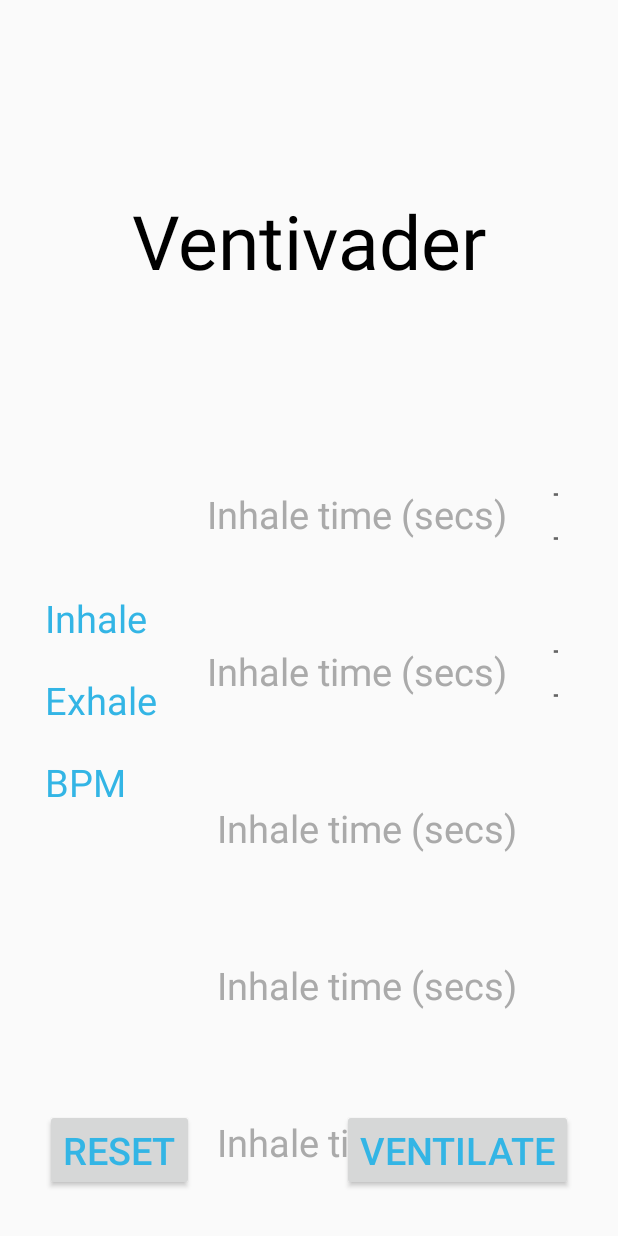
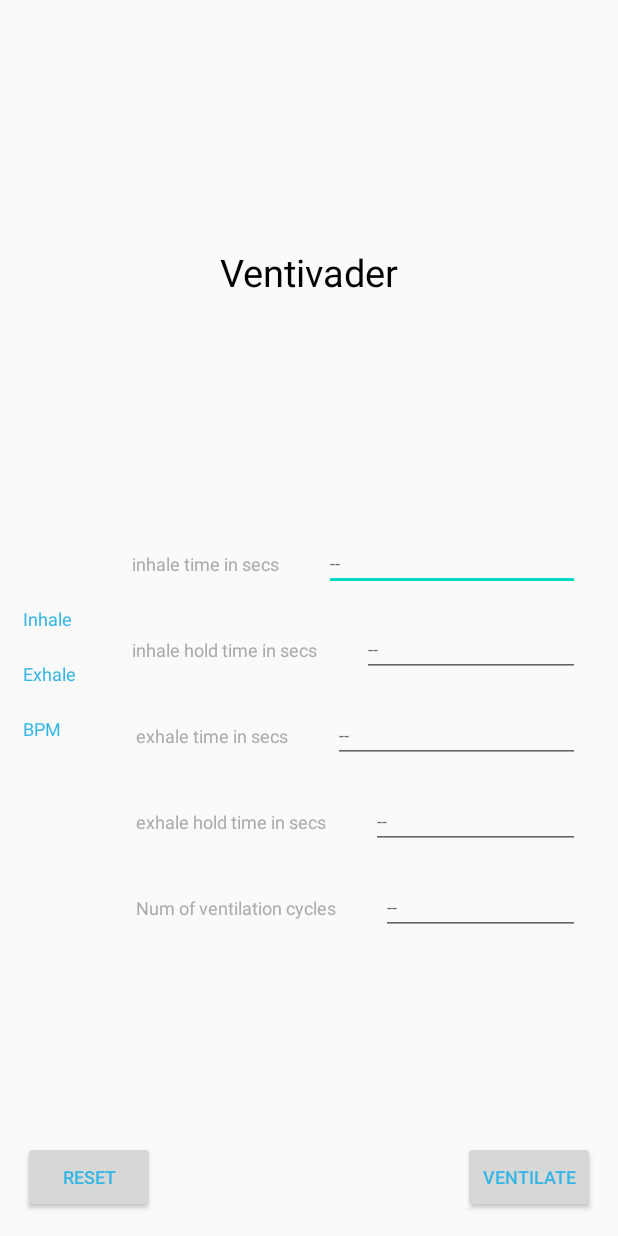
Before and after one commit to ventivader/ventivader-android, an Android app: the MainActivity screen opened directly, with no data from a screen before it, on a phone screen of 412 x 824 dp. Run offline under Robolectric (Android 15) with nearby library versions, the phone set to English and light mode, and no system bars; 9 statements that could not run were skipped.

Commit message:
Just some string extractions

```diff
--- a/app/src/main/AndroidManifest.xml
+++ b/app/src/main/AndroidManifest.xml
@@ -5,9 +5,8 @@
     <uses-permission android:name="android.permission.BLUETOOTH"/>
     <uses-permission android:name="android.permission.BLUETOOTH_ADMIN"/>
 
-    <!-- If your app targets Android 9 or lower, you can declare
-         ACCESS_COARSE_LOCATION instead. -->
     <uses-permission android:name="android.permission.ACCESS_FINE_LOCATION" />
+    <uses-permission android:name="android.permission.ACCESS_COARSE_LOCATION" />
 
     <uses-feature android:name="android.hardware.bluetooth_le" android:required="true"/>
 
--- a/app/src/main/java/com/ventivader/ui/mainscreen/MainActivity.kt
+++ b/app/src/main/java/com/ventivader/ui/mainscreen/MainActivity.kt
@@ -7,8 +7,7 @@ import android.os.Bundle
 import androidx.activity.viewModels
 import androidx.appcompat.app.AppCompatActivity
 import androidx.lifecycle.Observer
-import androidx.lifecycle.ViewModelProviders
-import com.ventivader.VentivaderApplication
+import com.ventivader.R
 import com.ventivader.databinding.ActivityMainBinding
 
 
@@ -51,6 +50,13 @@ class MainActivity : AppCompatActivity() {
     }
 
     private fun updateViews() {
+
+        binding.inhaleTimeLabel.label.text = getString(R.string.inhale_time_in_secs)
+        binding.inhaleHoldLabel.label.text = getString(R.string.inhale_hold_time_in_secs)
+        binding.exhaleTimeLabel.label.text = getString(R.string.exhale_time_in_secs)
+        binding.exhaleHoldLabel.label.text = getString(R.string.exhale_hold_time_in_secs)
+        binding.ventilationCyclesLabel.label.text = getString(R.string.num_ventilation_cycles)
+
         bluetoothConnectionViewModel.solenoidParametersLiveData.value?.let {
             binding.exhaleTimeLabel.input.setText(it.exhaleSec)
             binding.exhaleHoldLabel.input.setText(it.exhaleHoldSec)
--- a/app/src/main/java/com/ventivader/ui/splashscreen/BluetoothScanViewModel.kt
+++ b/app/src/main/java/com/ventivader/ui/splashscreen/BluetoothScanViewModel.kt
@@ -49,12 +49,9 @@ class BluetoothScanViewModel(application: Application) : AndroidViewModel(applic
 
             result?.device?.let {
 
-                if (result.scanRecord?.serviceUuids?.contains(ParcelUuid(UUID.fromString(VENTI_VADER_SERVICE_UUID))) == true) {
+                stopScan()
 
-                    stopScan()
-
-                    liveData.value = BluetoothConnectionStatus.Success(it)
-                }
+                liveData.value = BluetoothConnectionStatus.Success(it)
             }
         }
 
--- a/app/src/main/res/layout/activity_main.xml
+++ b/app/src/main/res/layout/activity_main.xml
@@ -5,7 +5,7 @@
     xmlns:tools="http://schemas.android.com/tools"
     android:layout_width="match_parent"
     android:layout_height="match_parent"
-    android:padding="30dp"
+    android:padding="@dimen/layout_padding"
     tools:context=".ui.mainscreen.MainActivity">
 
     <TextView
@@ -18,7 +18,7 @@
         app:layout_constraintBottom_toTopOf="@id/inhale_time_label"
         app:layout_constraintRight_toRightOf="parent"
         android:textColor="@android:color/black"
-        android:textSize="50dp"/>
+        android:textSize="@dimen/title_size"/>
 
 
     <TextView
@@ -30,7 +30,7 @@
         app:layout_constraintBottom_toBottomOf="parent"
         app:layout_constraintLeft_toLeftOf="parent"
         app:layout_constraintTop_toTopOf="parent"
-        android:textSize="25dp"/>
+        android:textSize="@dimen/label"/>
 
     <TextView
         android:id="@+id/exhale_label"
@@ -41,7 +41,7 @@
         android:layout_marginTop="20dp"
         app:layout_constraintLeft_toLeftOf="parent"
         app:layout_constraintTop_toBottomOf="@id/inhale_label"
-        android:textSize="25dp"/>
+        android:textSize="@dimen/label"/>
 
 
     <TextView
@@ -52,7 +52,7 @@
         android:layout_marginTop="20dp"
         app:layout_constraintLeft_toLeftOf="parent"
         app:layout_constraintTop_toBottomOf="@id/exhale_label"
-        android:textSize="25dp"/>
+        android:textSize="@dimen/label"/>
 
     <Button
         android:id="@+id/resetButton"
@@ -63,7 +63,7 @@
         android:layout_marginTop="20dp"
         app:layout_constraintLeft_toLeftOf="parent"
         app:layout_constraintBottom_toBottomOf="parent"
-        android:textSize="25dp"/>
+        android:textSize="@dimen/label"/>
 
     <Button
         android:id="@+id/ventilateButton"
@@ -74,7 +74,7 @@
         android:layout_marginTop="20dp"
         app:layout_constraintRight_toRightOf="parent"
         app:layout_constraintBottom_toBottomOf="parent"
-        android:textSize="25dp"/>
+        android:textSize="@dimen/label"/>
 
 
     <include
@@ -124,8 +124,4 @@
         app:layout_constraintRight_toRightOf="parent" />
 
 
-
-
-
-
 </androidx.constraintlayout.widget.ConstraintLayout>
--- a/app/src/main/res/layout/input_field.xml
+++ b/app/src/main/res/layout/input_field.xml
@@ -16,7 +16,7 @@
         android:layout_marginLeft="30dp"
         android:text="Inhale time (secs)"
         android:textColor="@android:color/darker_gray"
-        android:textSize="25dp"
+        android:textSize="@dimen/label"
         />
 
     <EditText
@@ -29,7 +29,7 @@
         android:layout_width="0dp"
         android:layout_weight="1"
         android:layout_height="wrap_content"
-        android:textSize="25dp"
+        android:textSize="@dimen/label"
         android:layout_marginStart="30dp"
         />
 
--- /dev/null
+++ b/app/src/main/res/values-sw600dp/dimens.xml
@@ -0,0 +1,6 @@
+<?xml version="1.0" encoding="utf-8"?>
+<resources>
+    <dimen name="title_size">50dp</dimen>
+    <dimen name="label">25dp</dimen>
+    <dimen name="layout_padding">30dp</dimen>
+</resources>
--- /dev/null
+++ b/app/src/main/res/values/dimens.xml
@@ -0,0 +1,6 @@
+<?xml version="1.0" encoding="utf-8"?>
+<resources>
+    <dimen name="title_size">25dp</dimen>
+    <dimen name="label">12dp</dimen>
+    <dimen name="layout_padding">15dp</dimen>
+</resources>
--- a/app/src/main/res/values/strings.xml
+++ b/app/src/main/res/values/strings.xml
@@ -1,4 +1,9 @@
 <resources>
     <string name="app_name">ventivader-android</string>
     <string name="checking_bluetooth">Checking Bluetooth</string>
+    <string name="inhale_time_in_secs">inhale time in secs</string>
+    <string name="inhale_hold_time_in_secs">inhale hold time in secs</string>
+    <string name="exhale_time_in_secs">exhale time in secs</string>
+    <string name="exhale_hold_time_in_secs">exhale hold time in secs</string>
+    <string name="num_ventilation_cycles">Num of ventilation cycles</string>
 </resources>
```
